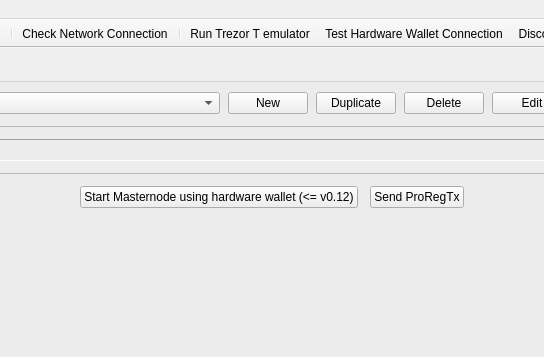
The window that src/ui/ui_main_dlg.ui (Bertrand256/dash-masternode-tool) describes before a commit, drawn with Qt 5; both pictures show x 181 to 725 and y 0 to 357 of the 906 by 499 pixel window.
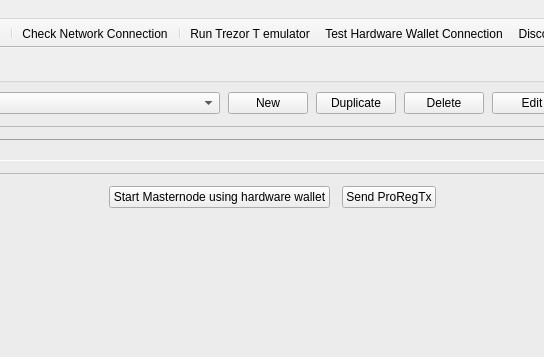
The same window after the commit.

Commit message: Implemented possibility to enter public key/address for the owner/operator/voting fields (masternode details and "Send ProRegTx" dialog.

```diff
--- a/src/ui/ui_main_dlg.ui
+++ b/src/ui/ui_main_dlg.ui
@@ -372,7 +372,7 @@
             <string notr="true"/>
            </property>
            <property name="text">
-            <string>Start Masternode using hardware wallet (&lt;= v0.12)</string>
+            <string>Start Masternode using hardware wallet</string>
            </property>
           </widget>
          </item>
```
The commit also changes 12 other files.
